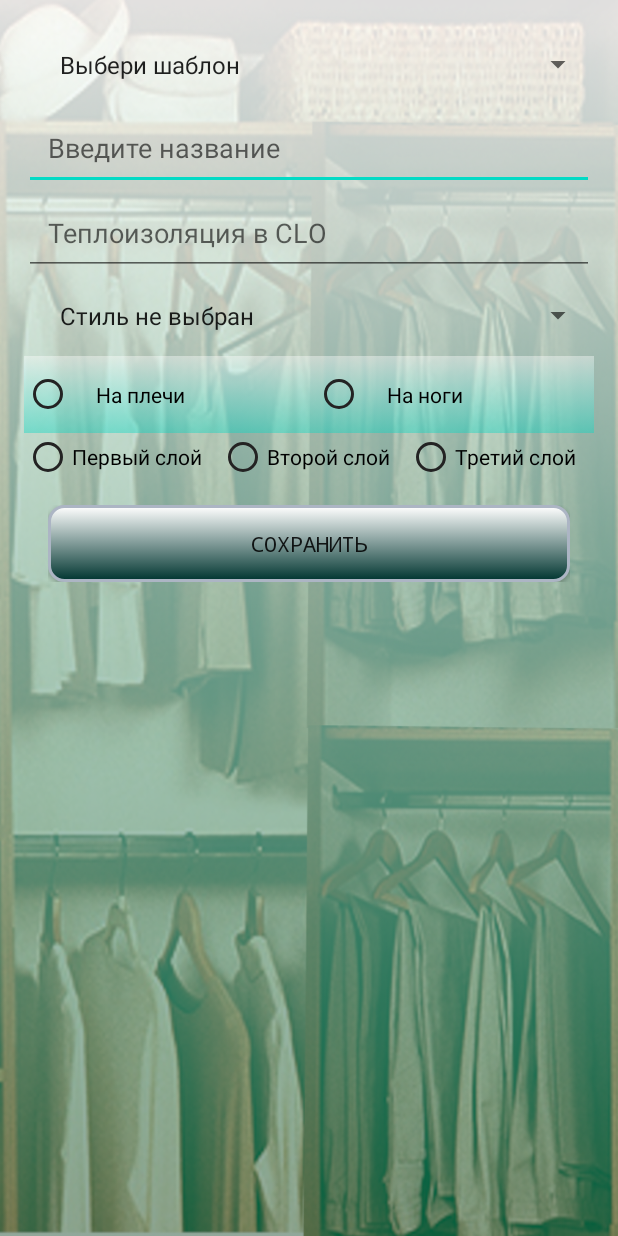
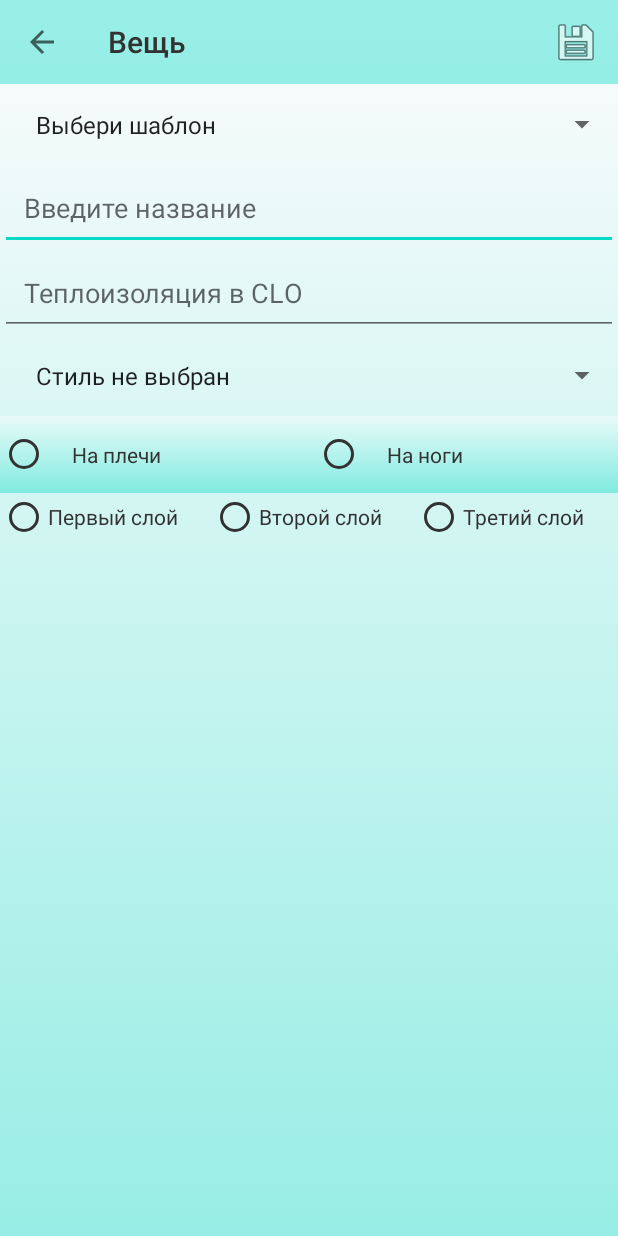
Before and after one commit to bpatapb88/vpohode, an Android app: the UserActivity screen opened directly, with no data from a screen before it, on a phone screen of 412 x 824 dp. Run offline under Robolectric (Android 15) with nearby library versions, the phone set to English and light mode, and no system bars.

Commit message:
Design changes

```diff
--- /dev/null
+++ b/app/src/main/java/com/simon/vpohode/LayoutManager.java
@@ -0,0 +1,12 @@
+package com.simon.vpohode;
+
+import android.view.Menu;
+import android.view.MenuItem;
+
+public class LayoutManager {
+
+    public static void invisible(int item, Menu menu){
+        MenuItem menuItem = menu.findItem(item);
+        menuItem.setVisible(false);
+    }
+}
--- a/app/src/main/java/com/simon/vpohode/screens/MainActivity.java
+++ b/app/src/main/java/com/simon/vpohode/screens/MainActivity.java
@@ -11,6 +11,7 @@ import android.view.MenuItem;
 import android.view.View;
 import android.widget.TextView;
 
+import com.simon.vpohode.LayoutManager;
 import com.simon.vpohode.R;
 
 import org.json.JSONArray;
@@ -52,8 +53,8 @@ public class MainActivity extends AppCompatActivity {
     public boolean onCreateOptionsMenu(Menu menu) {
         // Inflate the menu; this adds items to the action bar if it is present.
         getMenuInflater().inflate(R.menu.menu_main, menu);
-        MenuItem search = menu.findItem(R.id.search);
-        search.setVisible(false);
+        LayoutManager.invisible(R.id.save,menu);
+        LayoutManager.invisible(R.id.search,menu);
         return true;
     }
 
--- a/app/src/main/java/com/simon/vpohode/screens/ShowItems.java
+++ b/app/src/main/java/com/simon/vpohode/screens/ShowItems.java
@@ -16,6 +16,7 @@ import androidx.appcompat.app.AppCompatActivity;
 import androidx.appcompat.widget.Toolbar;
 
 import com.simon.vpohode.CountBestTermIndex;
+import com.simon.vpohode.LayoutManager;
 import com.simon.vpohode.database.DBFields;
 import com.simon.vpohode.database.DatabaseHelper;
 import com.simon.vpohode.R;
@@ -72,8 +73,9 @@ public class ShowItems extends AppCompatActivity {
     public boolean onCreateOptionsMenu(Menu menu) {
         // Inflate the menu; this adds items to the action bar if it is present.
         getMenuInflater().inflate(R.menu.menu_main, menu);
-        MenuItem settings = menu.findItem(R.id.action_settings);
-        settings.setVisible(false);
+        LayoutManager.invisible(R.id.save,menu);
+        LayoutManager.invisible(R.id.search,menu);
+        LayoutManager.invisible(R.id.action_settings,menu);
         return true;
     }
     @Override
--- a/app/src/main/java/com/simon/vpohode/screens/UserActivity.java
+++ b/app/src/main/java/com/simon/vpohode/screens/UserActivity.java
@@ -3,10 +3,17 @@ import android.content.ContentValues;
 import android.content.Intent;
 import android.database.Cursor;
 import android.database.sqlite.SQLiteDatabase;
+
+import androidx.annotation.NonNull;
 import androidx.appcompat.app.AppCompatActivity;
+import androidx.appcompat.widget.Toolbar;
+
 import android.os.Bundle;
 import android.util.Log;
+import android.view.Menu;
+import android.view.MenuItem;
 import android.view.View;
+import android.view.WindowManager;
 import android.widget.AdapterView;
 import android.widget.ArrayAdapter;
 import android.widget.Button;
@@ -15,6 +22,7 @@ import android.widget.RadioButton;
 import android.widget.RadioGroup;
 import android.widget.Spinner;
 
+import com.simon.vpohode.LayoutManager;
 import com.simon.vpohode.database.DBFields;
 import com.simon.vpohode.database.DatabaseHelper;
 import com.simon.vpohode.Item;
@@ -31,7 +39,7 @@ public class UserActivity extends AppCompatActivity {
     Styles style = Styles.NONE;
     Templates templates = Templates.NONE;
     Button delButton;
-    Button saveButton;
+
     RadioGroup radGrpTop, radGrpLayer;
     DatabaseHelper sqlHelper;
     SQLiteDatabase db;
@@ -41,6 +49,13 @@ public class UserActivity extends AppCompatActivity {
     protected void onCreate(Bundle savedInstanceState) {
         super.onCreate(savedInstanceState);
         setContentView(R.layout.activity_user);
+
+        Toolbar toolbar = findViewById(R.id.toolbar);
+        setSupportActionBar(toolbar);
+        getSupportActionBar().setDisplayHomeAsUpEnabled(true);
+        getSupportActionBar().setHomeButtonEnabled(true);
+        setTitle(getString(R.string.title_item));
+
         nameBox = findViewById(R.id.name);
         termidBox = findViewById(R.id.termid);
         spinner = findViewById(R.id.Style);
@@ -48,9 +63,12 @@ public class UserActivity extends AppCompatActivity {
         radGrpTop = findViewById(R.id.radios);
         radGrpLayer = findViewById(R.id.radios2);
         delButton = findViewById(R.id.deleteButton);
-        saveButton = findViewById(R.id.saveButton);
+        //saveButton = findViewById(R.id.save);
         sqlHelper = new DatabaseHelper(this);
         db = sqlHelper.getWritableDatabase();
+
+        //hidden keyboard by default
+        getWindow().setSoftInputMode(WindowManager.LayoutParams.SOFT_INPUT_STATE_HIDDEN);
 
         // configure spinner
         ArrayAdapter<Styles> adapter = new ArrayAdapter<>(this, android.R.layout.simple_spinner_item, style.values());
@@ -86,8 +104,48 @@ public class UserActivity extends AppCompatActivity {
             delButton.setVisibility(View.GONE);
         }
 
-        // working with Radio buttons
-        Log.i("Test item edit2"," Success! 2 - " + nameBox.getText());
+        toolbar.setOnMenuItemClickListener(new Toolbar.OnMenuItemClickListener() {
+            @Override
+            public boolean onMenuItemClick(MenuItem item) {
+                if(item.getItemId() == R.id.save){
+                    ContentValues cv = new ContentValues();
+                    cv.put(DatabaseHelper.COLUMN_NAME, nameBox.getText().toString());
+                    cv.put(DatabaseHelper.COLUMN_TERMID, Double.parseDouble(termidBox.getText().toString()));
+                    cv.put(DatabaseHelper.COLUMN_STYLE, spinner.getSelectedItem().toString());
+                    if (radGrpTop.getCheckedRadioButtonId() == R.id.top) {
+                        cv.put(DatabaseHelper.COLUMN_TOP, 1);
+                    } else {
+                        cv.put(DatabaseHelper.COLUMN_TOP, 0);
+                    }
+                    if (userId > 0) {
+                        db.update(DatabaseHelper.TABLE, cv, DBFields.ID.toFieldName() + "=" + userId, null);
+                    } else {
+                        db.insert(DatabaseHelper.TABLE, null, cv);
+                    }
+                    goHome();
+                }
+                return true;
+            }
+        });
+    }
+
+    @Override
+    public boolean onCreateOptionsMenu(Menu menu) {
+        // Inflate the menu; this adds items to the action bar if it is present.
+        getMenuInflater().inflate(R.menu.menu_main, menu);
+        LayoutManager.invisible(R.id.search,menu);
+        LayoutManager.invisible(R.id.action_settings,menu);
+        MenuItem save = menu.findItem(R.id.save);
+
+
+        return true;
+    }
+    @Override
+    public boolean onOptionsItemSelected(@NonNull MenuItem item) {
+        if(item.getItemId() == android.R.id.home)
+            finish();
+
+        return super.onOptionsItemSelected(item);
     }
     @Override
     public void onResume() {
--- a/app/src/main/java/com/simon/vpohode/screens/Wardrobe.java
+++ b/app/src/main/java/com/simon/vpohode/screens/Wardrobe.java
@@ -22,6 +22,7 @@ import androidx.annotation.NonNull;
 import androidx.appcompat.app.AppCompatActivity;
 import androidx.appcompat.widget.Toolbar;
 
+import com.simon.vpohode.LayoutManager;
 import com.simon.vpohode.database.DBFields;
 import com.simon.vpohode.database.DatabaseHelper;
 import com.simon.vpohode.R;
@@ -76,8 +77,9 @@ public class Wardrobe extends AppCompatActivity {
     public boolean onCreateOptionsMenu(Menu menu) {
         // Inflate the menu; this adds items to the action bar if it is present.
         getMenuInflater().inflate(R.menu.menu_main, menu);
-        MenuItem settings = menu.findItem(R.id.action_settings);
-        settings.setVisible(false);
+        LayoutManager.invisible(R.id.action_settings,menu);
+        LayoutManager.invisible(R.id.save,menu);
+
         MenuItem search = menu.findItem(R.id.search);
         SearchView searchView = (SearchView) search.getActionView();
         searchView.setQueryHint("Введи название!");
--- a/app/src/main/res/layout/activity_main.xml
+++ b/app/src/main/res/layout/activity_main.xml
@@ -9,7 +9,7 @@
     <RelativeLayout
         android:layout_width="match_parent"
         android:layout_height="match_parent"
-        android:background="@drawable/vpohodemain"
+        android:background="@drawable/pole"
         tools:ignore="MissingConstraints"
         android:orientation="vertical">
 
@@ -27,12 +27,13 @@
             android:background="#6603DAC5"
             android:fontFamily="monospace"
             app:menu="@menu/menu_main"
+            app:titleTextColor="@android:color/secondary_text_light"
             />
         <Button
         android:id="@+id/button"
         android:layout_width="match_parent"
         android:layout_height="wrap_content"
-
+        android:textColor="@android:color/secondary_text_light"
         android:text="Гардероб"
         android:onClick="goToWardrobe"
         android:background="@drawable/button"
@@ -55,6 +56,7 @@
         android:fontFamily="monospace"
         android:onClick="onClickShowItems"
         android:text="Подобрать одежду"
+                android:textColor="@android:color/secondary_text_light"
                 />
         </LinearLayout>
         <TextView
--- a/app/src/main/res/layout/activity_showitem.xml
+++ b/app/src/main/res/layout/activity_showitem.xml
@@ -3,7 +3,7 @@
     android:layout_width="match_parent"
     android:layout_height="match_parent"
     xmlns:app="http://schemas.android.com/apk/res-auto"
-    android:background="@drawable/vpohode">
+    android:background="@drawable/pole">
 
 
         <LinearLayout
--- a/app/src/main/res/layout/activity_user.xml
+++ b/app/src/main/res/layout/activity_user.xml
@@ -2,14 +2,23 @@
 <RelativeLayout xmlns:android="http://schemas.android.com/apk/res/android"
     android:layout_width="match_parent"
     android:layout_height="wrap_content"
-    android:background="@drawable/vpohode"
-    >
+    xmlns:app="http://schemas.android.com/apk/res-auto"
+    android:background="@drawable/pole">
 
     <LinearLayout
         android:layout_width="match_parent"
         android:layout_height="match_parent"
         android:orientation="vertical"
-        android:padding="16dp">
+        >
+        <androidx.appcompat.widget.Toolbar
+            android:id="@+id/toolbar"
+            android:layout_width="match_parent"
+            android:layout_height="?attr/actionBarSize"
+            android:background="#6603DAC5"
+            android:fontFamily="monospace"
+            app:menu="@menu/menu_main"
+            app:titleTextColor="@android:color/secondary_text_light"
+            />
         <Spinner
             android:id="@+id/Template"
             android:layout_width="match_parent"
@@ -55,66 +64,61 @@
                 android:layout_height="wrap_content"
                 android:layout_weight="1"
                 android:padding="16dp"
-                android:buttonTint="#232323"
-                android:text="На плечи" />
+                android:buttonTint="@android:color/secondary_text_light"
+                android:text="На плечи"
+                android:textColor="@android:color/secondary_text_light"/>
 
             <RadioButton
                 android:id="@+id/bottom"
                 android:layout_width="wrap_content"
                 android:layout_height="wrap_content"
                 android:layout_weight="1"
-                android:buttonTint="#232323"
+                android:buttonTint="@android:color/secondary_text_light"
                 android:padding="16dp"
-                android:text="На ноги" />
+                android:text="На ноги"
+                android:textColor="@android:color/secondary_text_light"
+                />
         </RadioGroup>
         <RadioGroup
             android:id="@+id/radios2"
             android:layout_width="match_parent"
             android:layout_height="wrap_content"
-
             android:gravity="center"
             android:orientation="horizontal"
+
             >
-
             <RadioButton
                 android:id="@+id/layer1"
                 android:layout_width="wrap_content"
                 android:layout_height="wrap_content"
                 android:layout_weight="1"
-                android:buttonTint="#232323"
-                android:text="Первый слой" />
+                android:buttonTint="@android:color/secondary_text_light"
+                android:text="Первый слой"
+                android:textColor="@android:color/secondary_text_light"
+                />
 
             <RadioButton
             android:id="@+id/layer2"
             android:layout_width="wrap_content"
             android:layout_height="wrap_content"
             android:layout_weight="1"
-            android:buttonTint="#232323"
-            android:text="Второй слой" />
+            android:buttonTint="@android:color/secondary_text_light"
+            android:text="Второй слой"
+                android:textColor="@android:color/secondary_text_light"/>
             <RadioButton
                 android:id="@+id/layer3"
                 android:layout_width="wrap_content"
                 android:layout_height="wrap_content"
                 android:layout_weight="1"
-                android:buttonTint="#232323"
-                android:text="Третий слой" />
+                android:buttonTint="@android:color/secondary_text_light"
+                android:text="Третий слой"
+                android:textColor="@android:color/secondary_text_light"/>
         </RadioGroup>
         <LinearLayout
             android:layout_width="match_parent"
             android:layout_height="wrap_content"
             android:orientation="horizontal"
             android:padding="16dp">
-
-            <Button
-                android:id="@+id/saveButton"
-                android:layout_width="0dp"
-                android:layout_height="wrap_content"
-                android:layout_weight="1"
-                android:background="@drawable/button"
-                android:fontFamily="monospace"
-                android:onClick="save"
-                android:padding="16dp"
-                android:text="Сохранить" />
 
             <Button
                 android:id="@+id/deleteButton"
@@ -125,7 +129,9 @@
                 android:fontFamily="monospace"
                 android:onClick="delete"
                 android:padding="16dp"
-                android:text="Удалить" />
+                android:text="Удалить"
+                android:textColor="@android:color/secondary_text_light"
+                />
 
         </LinearLayout>
 
--- a/app/src/main/res/layout/activity_wardrobe.xml
+++ b/app/src/main/res/layout/activity_wardrobe.xml
@@ -22,6 +22,7 @@
         android:background="#6603DAC5"
         app:menu="@menu/menu_main"
         android:fontFamily="monospace"
+        app:titleTextColor="@android:color/secondary_text_light"
         />
     <LinearLayout
         android:layout_width="match_parent"
--- a/app/src/main/res/menu/menu_main.xml
+++ b/app/src/main/res/menu/menu_main.xml
@@ -1,7 +1,8 @@
 <menu xmlns:android="http://schemas.android.com/apk/res/android"
     xmlns:app="http://schemas.android.com/apk/res-auto"
     xmlns:tools="http://schemas.android.com/tools"
-    tools:context="com.simon.vpohode.screens.MainActivity">
+    tools:context="com.simon.vpohode.screens.MainActivity"
+    >
     <item
         android:id="@+id/search"
         android:icon="@drawable/ic_search_24"
@@ -11,6 +12,12 @@
         app:actionViewClass="android.widget.SearchView"
         />
     <item
+        android:id="@+id/save"
+        android:icon="@android:drawable/ic_menu_save"
+        android:title="Save"
+        app:showAsAction="always"
+        />
+    <item
         android:id="@+id/action_settings"
         android:orderInCategory="100"
         android:title="@string/action_settings"
--- a/app/src/main/res/values/strings.xml
+++ b/app/src/main/res/values/strings.xml
@@ -2,6 +2,7 @@
     <string name="app_name">vpohode</string>
     <string name="action_settings">Settings</string>
     <string name="title_wardrobe">Гардероб</string>
+    <string name="title_item">Вещь</string>
     <string name="show_item">Подборка</string>
     <string name="search">Ищем</string>
 </resources>
```
